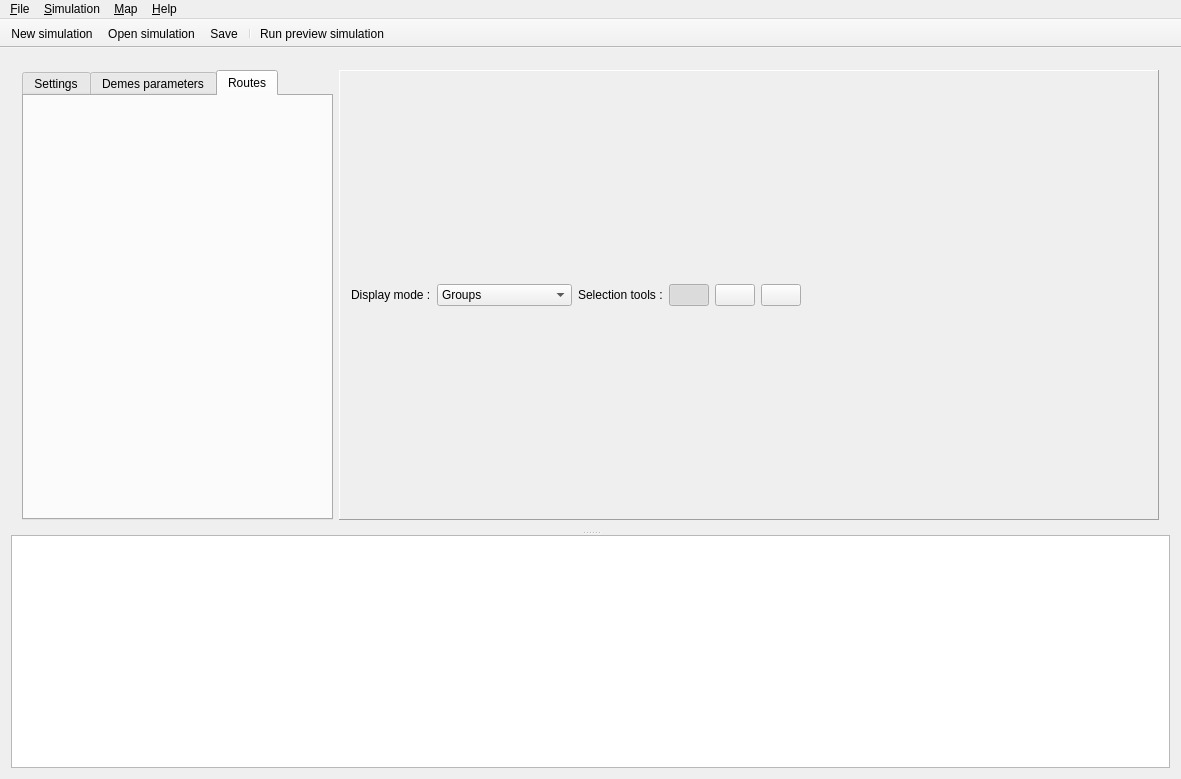
Before: the Qt Designer form mainwindow.ui in TheFakeCake/SELECTOR-GUI, drawn with Qt 5.
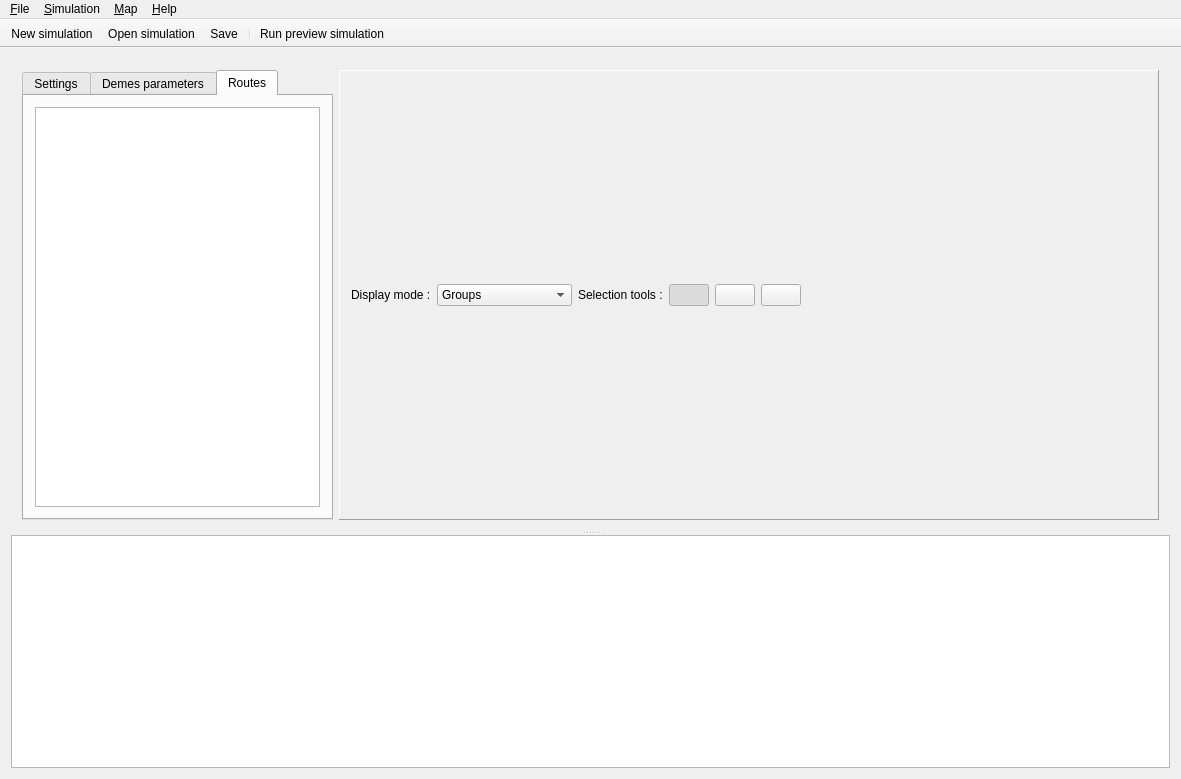
After: the same form once the commit is applied. The open tabs and pages were chosen to show the change. Icons and pictures are not drawn. Custom widgets are drawn as their Qt base class.

Commit message: Add RouteTableWidget to show routes

The edit to the form file:
```diff
--- a/mainwindow.ui
+++ b/mainwindow.ui
@@ -497,6 +497,11 @@
            <attribute name="title">
             <string>Routes</string>
            </attribute>
+           <layout class="QVBoxLayout" name="verticalLayout_9">
+            <item>
+             <widget class="RoutesTableWidget" name="routesTableWidget"/>
+            </item>
+           </layout>
           </widget>
          </widget>
         </item>
@@ -867,6 +872,11 @@
    <header>gui/ABCIntervalDoubleWidget.h</header>
    <container>1</container>
   </customwidget>
+  <customwidget>
+   <class>RoutesTableWidget</class>
+   <extends>QTableWidget</extends>
+   <header>gui/RoutesTableWidget.h</header>
+  </customwidget>
  </customwidgets>
  <resources>
   <include location="icons.qrc"/>
```
The commit also changes 5 other files.
